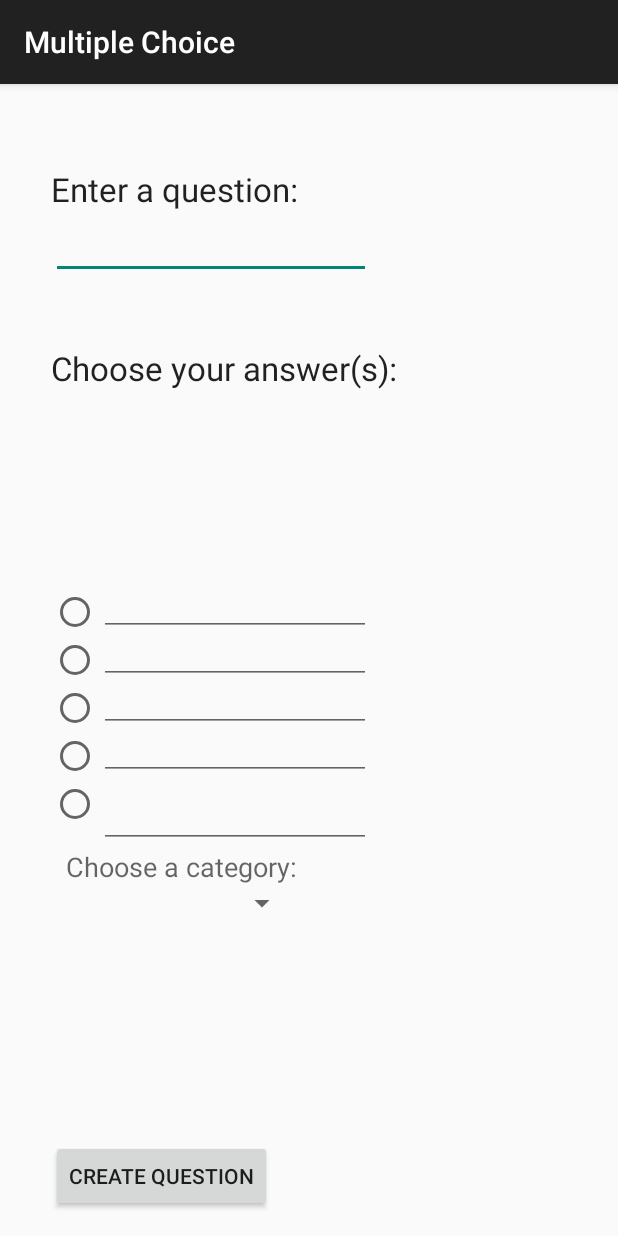
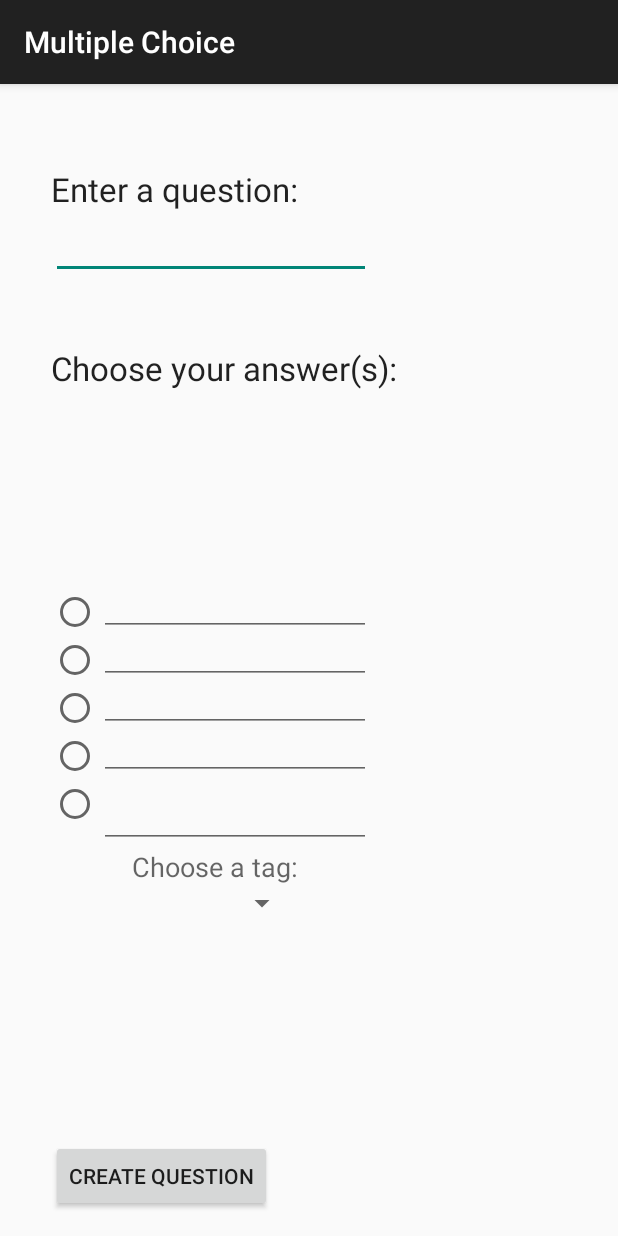
Before and after one commit to dhamilton13/quizapp, an Android app: the MultipleChoice screen opened directly, with no data from a screen before it, on a phone screen of 412 x 824 dp. Run offline under Robolectric (Android 15) with nearby library versions, the phone set to English and light mode, and no system bars.

Commit message:
Changed 'Choose a category' to 'Choose a tag'. Small GUI fix

```diff
--- a/app/src/main/res/layout/activity_check_all_that_apply.xml
+++ b/app/src/main/res/layout/activity_check_all_that_apply.xml
@@ -137,7 +137,7 @@
         android:layout_width="wrap_content"
         android:layout_height="wrap_content"
         android:textAppearance="?android:attr/textAppearanceMedium"
-        android:text="Choose a category:"
+        android:text="Choose a tag:"
         android:id="@+id/categoryLabel"
         android:layout_below="@+id/checkboxE"
         android:layout_alignRight="@+id/createQuestionLabel"
--- a/app/src/main/res/layout/activity_create.xml
+++ b/app/src/main/res/layout/activity_create.xml
@@ -59,7 +59,7 @@
         android:layout_width="wrap_content"
         android:layout_height="wrap_content"
         android:textAppearance="?android:attr/textAppearanceMedium"
-        android:text="Choose a category:"
+        android:text="Choose a tag:"
         android:id="@+id/categoryLabel"
         android:layout_below="@+id/answerTextField"
         android:layout_alignLeft="@+id/answerTextField"
--- a/app/src/main/res/layout/activity_multiple_choice.xml
+++ b/app/src/main/res/layout/activity_multiple_choice.xml
@@ -143,7 +143,7 @@
         android:layout_width="wrap_content"
         android:layout_height="wrap_content"
         android:textAppearance="?android:attr/textAppearanceMedium"
-        android:text="Choose a category:"
+        android:text="Choose a tag:"
         android:id="@+id/categoryLabel"
         android:layout_below="@+id/fieldE"
         android:layout_alignRight="@+id/createQuestionLabel"
--- a/app/src/main/res/layout/activity_true_false.xml
+++ b/app/src/main/res/layout/activity_true_false.xml
@@ -88,7 +88,7 @@
         android:layout_width="wrap_content"
         android:layout_height="wrap_content"
         android:textAppearance="?android:attr/textAppearanceMedium"
-        android:text="Choose a category:"
+        android:text="Choose a tag:"
         android:id="@+id/categoryLabel"
         android:layout_below="@+id/answerFalse"
         android:layout_alignLeft="@+id/answerFalse"
```
